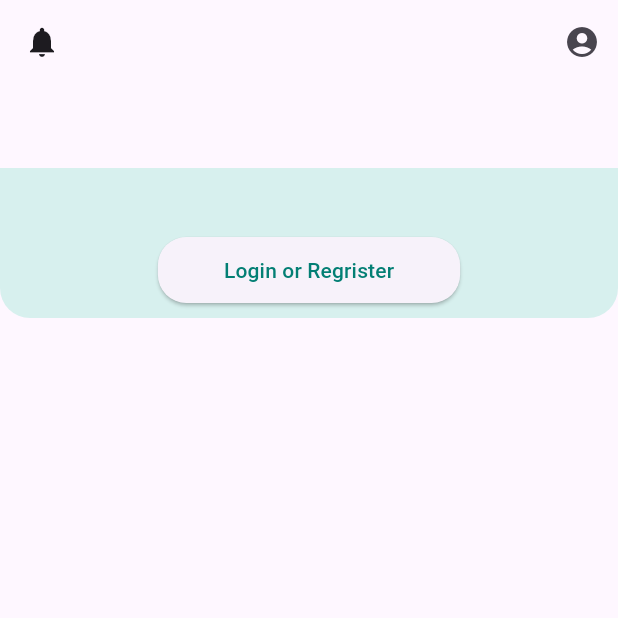
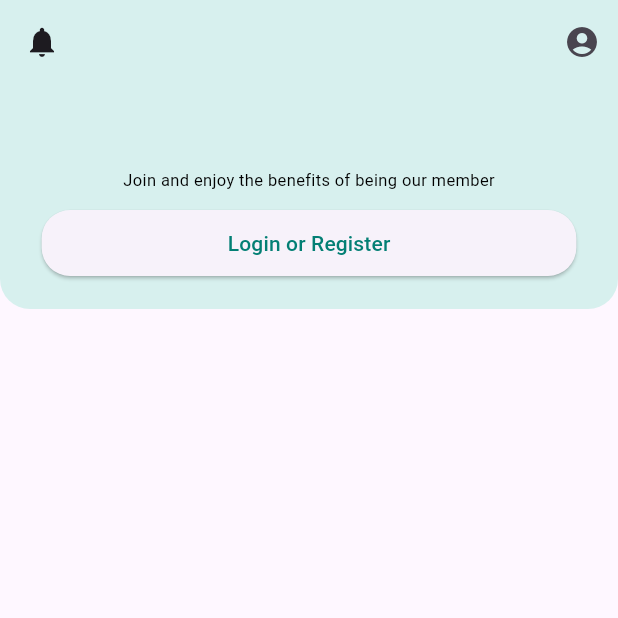
Before and after one commit to Rahardiann/bookingapps, a Flutter app: the screen it shows after launch, on a phone screen of 412 x 824 dp, the top half of it. Run offline on Flutter 3.47's test engine with Material 3 defaults, Android fonts, the phone set to English and light mode, and no system bars.

Commit message:
update appbar

```diff
--- a/lib/view/homepage.dart
+++ b/lib/view/homepage.dart
@@ -1,27 +1,11 @@
 import 'package:flutter/material.dart';
-
-void main() {
-  runApp(MyApp());
-}
-
-class MyApp extends StatelessWidget {
-  @override
-  Widget build(BuildContext context) {
-    return MaterialApp(
-      title: 'Home Page',
-      theme: ThemeData(
-        primarySwatch: Colors.blue,
-      ),
-      home: HomePage(),
-    );
-  }
-}
 
 class HomePage extends StatelessWidget {
   @override
   Widget build(BuildContext context) {
     return Scaffold(
       appBar: AppBar(
+        backgroundColor: Color(0xffD7F0EE),
         leading: IconButton(
           icon: Icon(Icons.notifications),
           onPressed: () {
@@ -47,15 +31,24 @@ class HomePage extends StatelessWidget {
                 bottomRight: Radius.circular(20.0),
               ),
             ),
-            height: 100.0,
-            width: double.infinity,
-            margin: EdgeInsets.only(top: AppBar().preferredSize.height),
+            height: 150.0,
           ),
           Positioned.fill(
-            bottom: 8.0, // Margin bawah 8.0 pada Container
+            bottom: 20.0, // Margin bawah 8.0 pada Container
             child: Align(
               alignment: Alignment.bottomCenter,
-              child: ElevatedButton(
+              child: Column(
+                mainAxisAlignment: MainAxisAlignment.end,
+                children: [
+                  Text(
+                    "Join and enjoy the benefits of being our member",
+                    style: TextStyle(
+                      fontSize: 11.0,
+                      color: Colors.black,
+                    ),
+                  ),
+                  SizedBox(height: 10.0), // Spasi antara teks dan tombol
+                  ElevatedButton(
                     style: ElevatedButton.styleFrom(
                       shape: RoundedRectangleBorder(
                         borderRadius: BorderRadius.circular(19),
@@ -67,15 +60,17 @@ class HomePage extends StatelessWidget {
                       // Tambahkan logika untuk tombol login di sini
                     },
                     child: Padding(
-                  padding: EdgeInsets.symmetric(horizontal: 20.0, vertical: 12.0),
+                      padding: EdgeInsets.symmetric(horizontal: 100.0, vertical: 12.0),
                       child: Text(
-                    "Login or Regrister",
+                        "Login or Register",
                         style: TextStyle(
                           fontWeight: FontWeight.w500,
                           color: Color(0xFF037F74)
                         ),
                       ),
                     ),
+                  ),
+                ],
               ),
             ),
           ),
```
Lines whose indentation alone changed are shown as unchanged.
